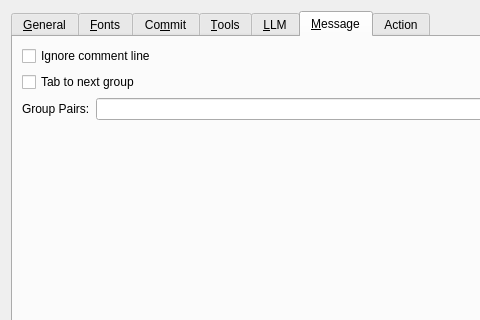
Old version of the form qgitc/preferences.ui in the repository timxx/qgitc; both pictures show x 0 to 480 and y 0 to 320 of the 659 by 404 pixel window.
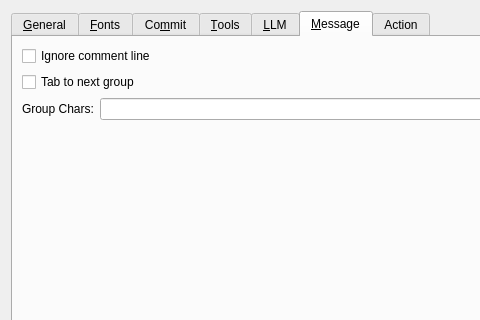
New version of the form. Custom widgets are drawn as their Qt base class.

What changed in the file:
```diff
--- a/qgitc/preferences.ui
+++ b/qgitc/preferences.ui
@@ -905,7 +905,7 @@
          <item>
           <widget class="QLabel" name="label_19">
            <property name="text">
-            <string>Group Pairs:</string>
+            <string>Group Chars:</string>
            </property>
           </widget>
          </item>
```
Left out of the diff: 2 changed lines with no effect on the pictures.
